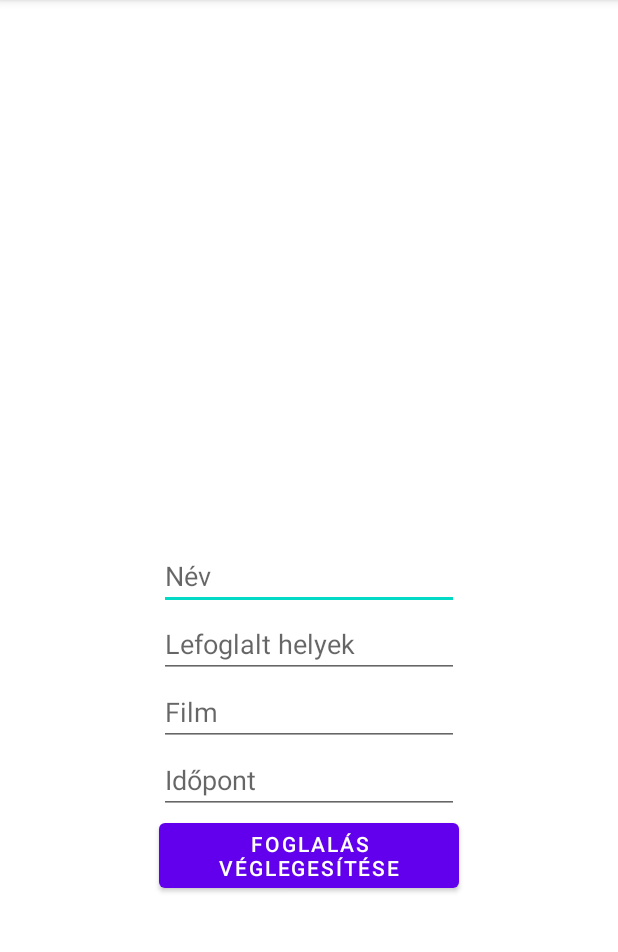
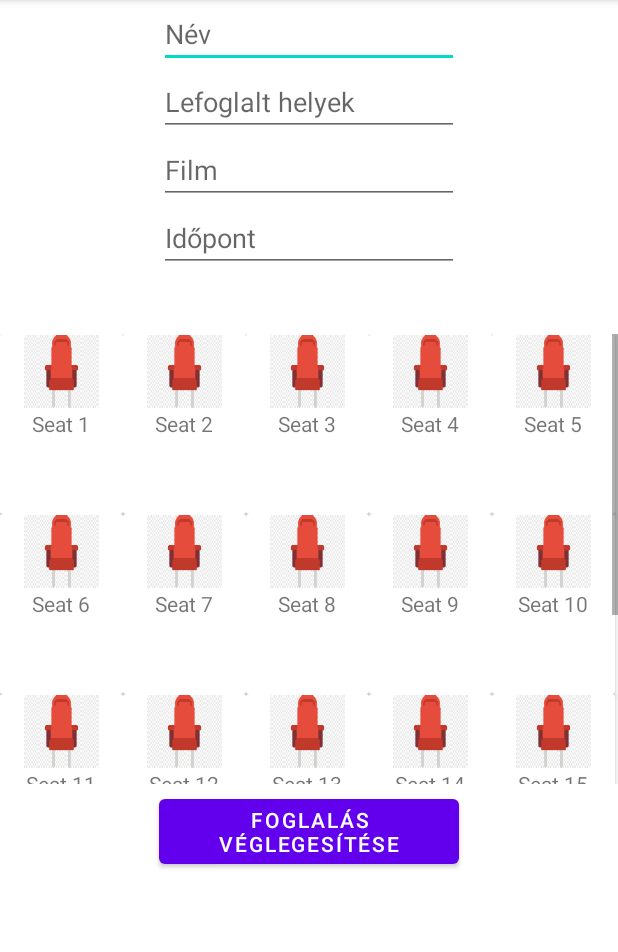
Before and after one commit to tarkomate99/CinemaApp, an Android app: the AddNewFoglalas screen opened directly, with no data from a screen before it, on a phone screen of 412 x 824 dp, the part 84-1036 px from its top. Run offline under Robolectric (Android 15) with nearby library versions, the phone set to English and light mode, and no system bars; our stand-ins replace Firebase (no records; nobody signed in at launch, a user with empty details on screens opened directly).

Commit message:
reserve seat with seatmap added

```diff
--- /dev/null
+++ b/app/src/main/java/com/example/cinemaapp/Adapter/SeatMapAdapter.java
@@ -0,0 +1,42 @@
+package com.example.cinemaapp.Adapter;
+
+import android.content.Context;
+import android.view.LayoutInflater;
+import android.view.View;
+import android.view.ViewGroup;
+import android.widget.ArrayAdapter;
+import android.widget.ImageView;
+import android.widget.TextView;
+
+import androidx.annotation.NonNull;
+import androidx.annotation.Nullable;
+
+import com.example.cinemaapp.Models.Seat;
+import com.example.cinemaapp.R;
+
+import java.util.ArrayList;
+
+public class SeatMapAdapter extends ArrayAdapter<Seat> {
+    public SeatMapAdapter(@NonNull Context context, ArrayList<Seat> seatArrayList) {
+        super(context,0, seatArrayList);
+    }
+
+    @NonNull
+    @Override
+    public View getView(int position, @Nullable View convertView, @NonNull ViewGroup parent) {
+        View listitemView = convertView;
+        if(listitemView == null){
+            listitemView = LayoutInflater.from(getContext()).inflate(R.layout.seat_item, parent, false);
+        }
+
+        Seat seat = getItem(position);
+        TextView textView = listitemView.findViewById(R.id.seatText);
+        ImageView seatIcon = listitemView.findViewById(R.id.seatIcon);
+        textView.setText(seat.getSeat_name());
+        seatIcon.setImageResource(seat.getImgId());
+
+        return listitemView;
+
+
+    }
+}
--- a/app/src/main/java/com/example/cinemaapp/AddNewFoglalas.java
+++ b/app/src/main/java/com/example/cinemaapp/AddNewFoglalas.java
@@ -4,28 +4,53 @@ import androidx.annotation.NonNull;
 import androidx.appcompat.app.AppCompatActivity;
 
 import android.content.Intent;
+import android.graphics.Bitmap;
+import android.graphics.BitmapFactory;
+import android.graphics.drawable.Icon;
 import android.os.Bundle;
+import android.text.TextUtils;
 import android.util.Log;
 import android.view.View;
+import android.widget.AdapterView;
+import android.widget.ArrayAdapter;
 import android.widget.EditText;
+import android.widget.GridView;
 import android.widget.Toast;
 
+import com.example.cinemaapp.Adapter.SeatMapAdapter;
 import com.example.cinemaapp.Models.Reservation;
+import com.example.cinemaapp.Models.Seat;
 import com.google.android.gms.tasks.OnFailureListener;
 import com.google.android.gms.tasks.OnSuccessListener;
 import com.google.firebase.firestore.CollectionReference;
 import com.google.firebase.firestore.DocumentReference;
 import com.google.firebase.firestore.FirebaseFirestore;
 
+import java.sql.Array;
 import java.sql.SQLOutput;
+import java.util.ArrayList;
 import java.util.HashMap;
 import java.util.Map;
 
-public class AddNewFoglalas extends AppCompatActivity {
+public class AddNewFoglalas extends AppCompatActivity implements AdapterView.OnItemClickListener{
 
     private FirebaseFirestore db;
 
     private EditText nameEditText, placesEditText, movieEditText, dateEditText;
+
+    private int seatIcon;
+
+    private GridView gridSeatMap;
+
+    ArrayList<Seat> seatArrayList = new ArrayList<Seat>();
+
+    SeatMapAdapter adapter;
+
+
+
+
+
+
 
     @Override
     protected void onCreate(Bundle savedInstanceState) {
@@ -36,7 +61,32 @@ public class AddNewFoglalas extends AppCompatActivity {
         placesEditText = findViewById(R.id.reservedPlaces_editText);
         movieEditText = findViewById(R.id.movieTitle);
         dateEditText = findViewById(R.id.date);
+
+        seatIcon = R.drawable.seat_not_selected;
+        gridSeatMap = (GridView) findViewById(R.id.seatMapGrid);
+
+        totalSeat(20);
+
+        movieEditText.setText(getIntent().getStringExtra("title"));
+        dateEditText.setText(getIntent().getStringExtra("date"));
+
+
     }
+
+    private void totalSeat(int n) {
+
+
+
+        for(int i=1; i<=n; i++){
+            seatArrayList.add(new Seat(R.drawable.seat_not_selected, "Seat "+i));
+        }
+
+        adapter = new SeatMapAdapter(this, seatArrayList);
+        gridSeatMap.setAdapter(adapter);
+        gridSeatMap.setOnItemClickListener(this);
+
+    }
+
 
     public void addReserve(View view) {
 
@@ -44,6 +94,13 @@ public class AddNewFoglalas extends AppCompatActivity {
 
         Reservation reservation = new Reservation(nameEditText.getText().toString(), placesEditText.getText().toString(), movieEditText.getText().toString(), dateEditText.getText().toString());
 
+        if(nameEditText.getText().toString().equals("")){
+            Toast.makeText(AddNewFoglalas.this, "Töltsd ki a név mezőt!", Toast.LENGTH_SHORT).show();
+            return;
+        }else if(placesEditText.getText().toString().equals("")){
+            Toast.makeText(AddNewFoglalas.this, "Foglalj le helyet!", Toast.LENGTH_SHORT).show();
+            return;
+        }
 
         dbReservations
                 .add(reservation).addOnSuccessListener(new OnSuccessListener<DocumentReference>() {
@@ -64,4 +121,49 @@ public class AddNewFoglalas extends AppCompatActivity {
 
 
     }
+
+    @Override
+    public void onItemClick(AdapterView<?> adapterView, View view, int position, long l) {
+
+        Seat seat = seatArrayList.get(position);
+        int seatCompare = seat.getImgId();
+        if(seatCompare == seatIcon){
+            seatSelected(position);
+        }
+        else{
+            seatDeselected(position);
+        }
+
+    }
+
+    private void seatDeselected(int position) {
+
+        seatArrayList.remove(position);
+        int i = position + 1;
+        seatArrayList.add(position, new Seat(seatIcon, "Seat" +i));
+        String places = placesEditText.getText().toString();
+        String new_places = places.replace(String.valueOf(position), "");
+        String new_places2 = new_places.replaceFirst(", ", "");
+        placesEditText.setText(new_places2);
+        adapter.notifyDataSetChanged();
+
+
+    }
+
+    private void seatSelected(int position) {
+
+        seatArrayList.remove(position);
+        seatArrayList.add(position, new Seat(R.drawable.seat_selected, "Selected"));
+        if(!placesEditText.getText().toString().equals("")){
+            String places = placesEditText.getText().toString();
+            places+=", "+String.valueOf(position);
+            placesEditText.setText(places);
+        }else{
+            placesEditText.setText(String.valueOf(position));
+        }
+        adapter.notifyDataSetChanged();
+
+
+
+    }
 }
--- /dev/null
+++ b/app/src/main/java/com/example/cinemaapp/Models/Seat.java
@@ -0,0 +1,36 @@
+package com.example.cinemaapp.Models;
+
+import android.graphics.Bitmap;
+
+public class Seat {
+
+    private int imgId;
+    private String seat_name;
+
+    public Seat() {
+    }
+
+    public Seat(int imgId, String seat_name) {
+
+        this.imgId = imgId;
+        this.seat_name = seat_name;
+
+    }
+
+
+    public int getImgId() {
+        return imgId;
+    }
+
+    public void setImgId(int imgId) {
+        this.imgId = imgId;
+    }
+
+    public String getSeat_name() {
+        return seat_name;
+    }
+
+    public void setSeat_name(String seat_name) {
+        this.seat_name = seat_name;
+    }
+}
--- a/app/src/main/res/layout/activity_add_new_foglalas.xml
+++ b/app/src/main/res/layout/activity_add_new_foglalas.xml
@@ -11,40 +11,53 @@
         android:id="@+id/name_editText"
         android:layout_width="200dp"
         android:layout_height="wrap_content"
-        android:layout_centerInParent="true"
+        android:layout_centerHorizontal="true"
         android:hint="Név" />
 
     <EditText
-        android:hint="Lefoglalt helyek"
+        android:id="@+id/reservedPlaces_editText"
         android:layout_width="200dp"
+        android:editable="false"
         android:layout_height="wrap_content"
         android:layout_below="@id/name_editText"
-        android:layout_centerHorizontal="true"
-        android:layout_centerVertical="true"
-        android:id="@+id/reservedPlaces_editText"/>
+        android:layout_centerInParent="true"
+        android:hint="Lefoglalt helyek" />
 
     <EditText
-        android:hint="Film"
+        android:id="@+id/movieTitle"
         android:layout_width="200dp"
         android:layout_height="wrap_content"
         android:layout_below="@id/reservedPlaces_editText"
-        android:layout_centerHorizontal="true"
-        android:layout_centerVertical="true"
-        android:id="@+id/movieTitle"/>
+        android:layout_centerInParent="true"
+        android:editable="false"
+        android:hint="Film" />
 
     <EditText
-        android:hint="Időpont"
+        android:id="@+id/date"
         android:layout_width="200dp"
         android:layout_height="wrap_content"
         android:layout_below="@id/movieTitle"
-        android:layout_centerHorizontal="true"
-        android:layout_centerVertical="true"
-        android:id="@+id/date"/>
+        android:layout_centerInParent="true"
+        android:editable="false"
+        android:hint="Időpont" />
+
+
+    <GridView
+        android:id="@+id/seatMapGrid"
+        android:layout_width="match_parent"
+        android:layout_height="300dp"
+        android:layout_below="@+id/date"
+        android:layout_marginTop="41dp"
+        android:layout_marginBottom="4dp"
+        android:columnWidth="50dp"
+        android:gravity="center"
+        android:numColumns="5"
+        android:stretchMode="columnWidth" />
 
     <Button
         android:layout_width="200dp"
         android:layout_height="wrap_content"
-        android:layout_below="@id/date"
+        android:layout_below="@id/seatMapGrid"
         android:layout_centerVertical="true"
         android:layout_centerHorizontal="true"
         android:onClick="addReserve"
--- /dev/null
+++ b/app/src/main/res/layout/seat_item.xml
@@ -0,0 +1,31 @@
+<?xml version="1.0" encoding="utf-8"?>
+<androidx.cardview.widget.CardView xmlns:android="http://schemas.android.com/apk/res/android"
+    android:layout_width="match_parent"
+    android:layout_height="120dp"
+    android:layout_gravity="center"
+    android:layout_margin="5dp">
+
+    <LinearLayout
+        android:layout_width="match_parent"
+        android:layout_height="wrap_content"
+        android:orientation="vertical">
+
+        <ImageView
+            android:id="@+id/seatIcon"
+            android:layout_width="50dp"
+            android:layout_height="50dp"
+            android:layout_gravity="center"
+            android:src="@drawable/seat_not_selected"/>
+
+        <TextView
+            android:id="@+id/seatText"
+            android:layout_width="match_parent"
+            android:layout_height="wrap_content"
+            android:textAlignment="center"/>
+
+
+    </LinearLayout>
+
+
+
+</androidx.cardview.widget.CardView>
```
Also changed, not shown: app/src/main/java/com/example/cinemaapp/MainActivity.java (+8 -0 lines), app/src/main/res/drawable/seat_not_selected.png (added), app/src/main/res/drawable/seat_selected.png (added).
